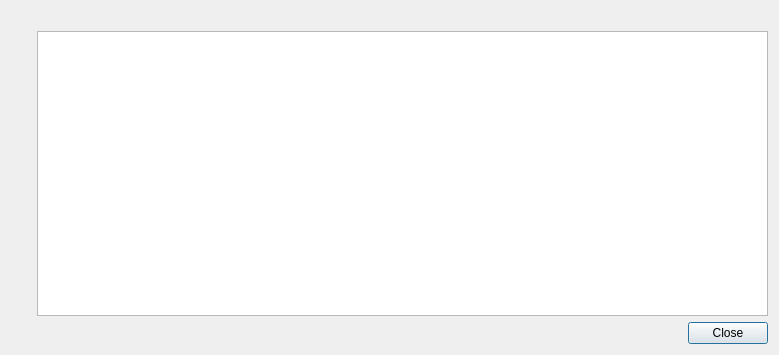
Old version of the form src/organise/organiseerrordialog.ui in the repository strawberrymusicplayer/strawberry.
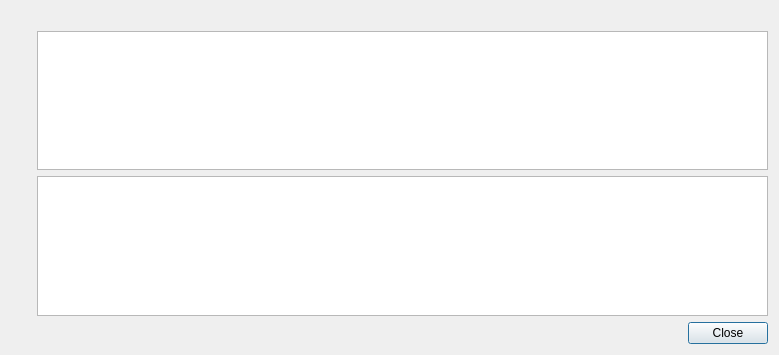
New version of the form.

Diff of the .ui file:
```diff
--- a/src/organise/organiseerrordialog.ui
+++ b/src/organise/organiseerrordialog.ui
@@ -37,7 +37,23 @@
       <widget class="QLabel" name="label"/>
      </item>
      <item>
-      <widget class="QListWidget" name="list"/>
+      <widget class="QListWidget" name="files"/>
+     </item>
+     <item>
+      <widget class="QListWidget" name="log"/>
+     </item>
+     <item>
+      <spacer name="spacer_bottom">
+       <property name="orientation">
+        <enum>Qt::Vertical</enum>
+       </property>
+       <property name="sizeHint" stdset="0">
+        <size>
+         <width>20</width>
+         <height>40</height>
+        </size>
+       </property>
+      </spacer>
      </item>
      <item>
       <widget class="QDialogButtonBox" name="buttonBox">
```
Left out of the diff: 6 changed lines with no effect on the pictures.
